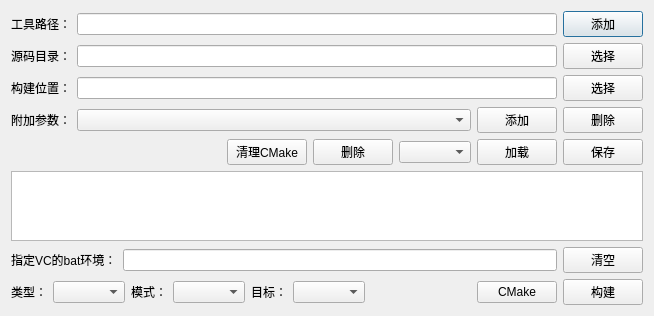
Before: the Qt Designer form cmakebuilder.ui in taynpg/cmakeBuilder, drawn with Qt 5.
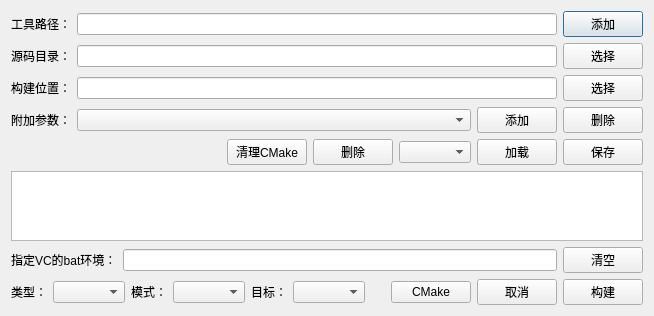
After: the same form once the commit is applied.

Commit message: fun：添加取消按钮。

The edit to the form file:
```diff
--- a/cmakebuilder.ui
+++ b/cmakebuilder.ui
@@ -236,6 +236,13 @@
        </property>
       </widget>
      </item>
+     <item>
+      <widget class="QPushButton" name="btnCancel">
+       <property name="text">
+        <string>取消</string>
+       </property>
+      </widget>
+     </item>
      <item>
       <widget class="QPushButton" name="btnBuild">
        <property name="text">
```
The commit also changes 3 other files.
